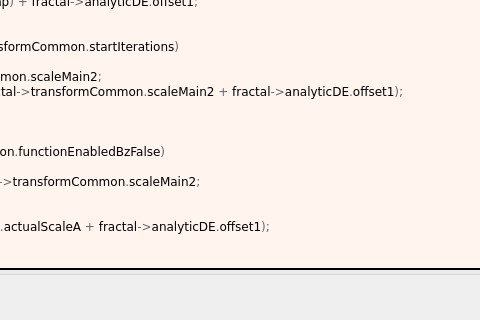
First picture: the form in mandelbulber2/formula/ui/transf_scale_vary_v212.ui, repository buddhi1980/mandelbulber2, before the edit; both pictures show x 200 to 680 and y 743 to 1063 of the 963 by 1215 pixel window.
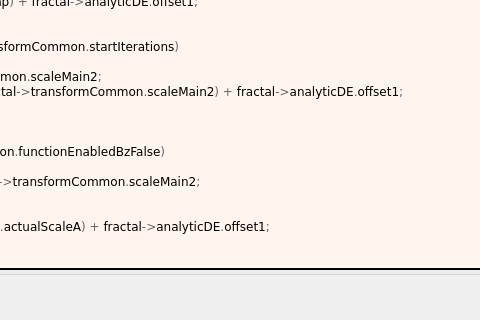
Second picture: the form after the edit. Custom widgets are drawn as their Qt base class.

The edit to the form file:
```diff
--- a/mandelbulber2/formula/ui/transf_scale_vary_v212.ui
+++ b/mandelbulber2/formula/ui/transf_scale_vary_v212.ui
@@ -404,7 +404,7 @@
         </property>
         <property name="text">
          <string notr="true">&lt;body style=&quot;background-color:#fff5ee&quot;&gt;
-&lt;pre style=&quot;color:#000000; background-color:#fff5ee;  font-family:'Courier New',monospace;&quot;&gt;&lt;span style=&quot;color:#2e8b57; font-weight:bold&quot;&gt;void&lt;/span&gt; &lt;span style=&quot;color:#00008f&quot;&gt;TransfScaleVaryV212Iteration&lt;/span&gt;&lt;span style=&quot;color:#676767&quot;&gt;(&lt;/span&gt;
+&lt;pre style=&quot;color:#000000; background-color:#fff5ee;  font-family:&#039;Courier New&#039;,monospace;&quot;&gt;&lt;span style=&quot;color:#2e8b57; font-weight:bold&quot;&gt;void&lt;/span&gt; &lt;span style=&quot;color:#00008f&quot;&gt;TransfScaleVaryV212Iteration&lt;/span&gt;&lt;span style=&quot;color:#676767&quot;&gt;(&lt;/span&gt;
   CVector4 &lt;span style=&quot;color:#676767&quot;&gt;&amp;amp;&lt;/span&gt;z&lt;span style=&quot;color:#676767&quot;&gt;,&lt;/span&gt; &lt;span style=&quot;color:#2e8b57; font-weight:bold&quot;&gt;const&lt;/span&gt; sFractal &lt;span style=&quot;color:#676767&quot;&gt;*&lt;/span&gt;fractal&lt;span style=&quot;color:#676767&quot;&gt;,&lt;/span&gt; sExtendedAux &lt;span style=&quot;color:#676767&quot;&gt;&amp;amp;&lt;/span&gt;aux&lt;span style=&quot;color:#676767&quot;&gt;)&lt;/span&gt;
 &lt;span style=&quot;color:#676767&quot;&gt;{&lt;/span&gt;
   &lt;span style=&quot;color:#2e8b57; font-weight:bold&quot;&gt;if&lt;/span&gt; &lt;span style=&quot;color:#676767&quot;&gt;(&lt;/span&gt;aux&lt;span style=&quot;color:#676767&quot;&gt;.&lt;/span&gt;i &lt;span style=&quot;color:#676767&quot;&gt;&amp;gt;=&lt;/span&gt; fractal&lt;span style=&quot;color:#676767&quot;&gt;-&amp;gt;&lt;/span&gt;transformCommon&lt;span style=&quot;color:#676767&quot;&gt;.&lt;/span&gt;startIterations
@@ -432,7 +432,7 @@
   &lt;span style=&quot;color:#2e8b57; font-weight:bold&quot;&gt;else if&lt;/span&gt; &lt;span style=&quot;color:#676767&quot;&gt;(&lt;/span&gt;aux&lt;span style=&quot;color:#676767&quot;&gt;.&lt;/span&gt;i &lt;span style=&quot;color:#676767&quot;&gt;&amp;lt;&lt;/span&gt; fractal&lt;span style=&quot;color:#676767&quot;&gt;-&amp;gt;&lt;/span&gt;transformCommon&lt;span style=&quot;color:#676767&quot;&gt;.&lt;/span&gt;startIterations&lt;span style=&quot;color:#676767&quot;&gt;)&lt;/span&gt;
   &lt;span style=&quot;color:#676767&quot;&gt;{&lt;/span&gt;
     z &lt;span style=&quot;color:#676767&quot;&gt;*=&lt;/span&gt; fractal&lt;span style=&quot;color:#676767&quot;&gt;-&amp;gt;&lt;/span&gt;transformCommon&lt;span style=&quot;color:#676767&quot;&gt;.&lt;/span&gt;scaleMain2&lt;span style=&quot;color:#676767&quot;&gt;;&lt;/span&gt;
-    aux&lt;span style=&quot;color:#676767&quot;&gt;.&lt;/span&gt;DE &lt;span style=&quot;color:#676767&quot;&gt;=&lt;/span&gt; aux&lt;span style=&quot;color:#676767&quot;&gt;.&lt;/span&gt;DE &lt;span style=&quot;color:#676767&quot;&gt;*&lt;/span&gt; &lt;span style=&quot;color:#00008f&quot;&gt;fabs&lt;/span&gt;&lt;span style=&quot;color:#676767&quot;&gt;(&lt;/span&gt;fractal&lt;span style=&quot;color:#676767&quot;&gt;-&amp;gt;&lt;/span&gt;transformCommon&lt;span style=&quot;color:#676767&quot;&gt;.&lt;/span&gt;scaleMain2 &lt;span style=&quot;color:#676767&quot;&gt;+&lt;/span&gt; fractal&lt;span style=&quot;color:#676767&quot;&gt;-&amp;gt;&lt;/span&gt;analyticDE&lt;span style=&quot;color:#676767&quot;&gt;.&lt;/span&gt;offset1&lt;span style=&quot;color:#676767&quot;&gt;);&lt;/span&gt;
+    aux&lt;span style=&quot;color:#676767&quot;&gt;.&lt;/span&gt;DE &lt;span style=&quot;color:#676767&quot;&gt;=&lt;/span&gt; aux&lt;span style=&quot;color:#676767&quot;&gt;.&lt;/span&gt;DE &lt;span style=&quot;color:#676767&quot;&gt;*&lt;/span&gt; &lt;span style=&quot;color:#00008f&quot;&gt;fabs&lt;/span&gt;&lt;span style=&quot;color:#676767&quot;&gt;(&lt;/span&gt;fractal&lt;span style=&quot;color:#676767&quot;&gt;-&amp;gt;&lt;/span&gt;transformCommon&lt;span style=&quot;color:#676767&quot;&gt;.&lt;/span&gt;scaleMain2&lt;span style=&quot;color:#676767&quot;&gt;) +&lt;/span&gt; fractal&lt;span style=&quot;color:#676767&quot;&gt;-&amp;gt;&lt;/span&gt;analyticDE&lt;span style=&quot;color:#676767&quot;&gt;.&lt;/span&gt;offset1&lt;span style=&quot;color:#676767&quot;&gt;;&lt;/span&gt;
   &lt;span style=&quot;color:#676767&quot;&gt;}&lt;/span&gt;
   &lt;span style=&quot;color:#2e8b57; font-weight:bold&quot;&gt;else&lt;/span&gt;
   &lt;span style=&quot;color:#676767&quot;&gt;{&lt;/span&gt;
@@ -441,7 +441,7 @@
       aux&lt;span style=&quot;color:#676767&quot;&gt;.&lt;/span&gt;actualScaleA &lt;span style=&quot;color:#676767&quot;&gt;=&lt;/span&gt; fractal&lt;span style=&quot;color:#676767&quot;&gt;-&amp;gt;&lt;/span&gt;transformCommon&lt;span style=&quot;color:#676767&quot;&gt;.&lt;/span&gt;scaleMain2&lt;span style=&quot;color:#676767&quot;&gt;;&lt;/span&gt;
     &lt;span style=&quot;color:#676767&quot;&gt;}&lt;/span&gt;
     z &lt;span style=&quot;color:#676767&quot;&gt;*=&lt;/span&gt; aux&lt;span style=&quot;color:#676767&quot;&gt;.&lt;/span&gt;actualScaleA&lt;span style=&quot;color:#676767&quot;&gt;;&lt;/span&gt;
-    aux&lt;span style=&quot;color:#676767&quot;&gt;.&lt;/span&gt;DE &lt;span style=&quot;color:#676767&quot;&gt;=&lt;/span&gt; aux&lt;span style=&quot;color:#676767&quot;&gt;.&lt;/span&gt;DE &lt;span style=&quot;color:#676767&quot;&gt;*&lt;/span&gt; &lt;span style=&quot;color:#00008f&quot;&gt;fabs&lt;/span&gt;&lt;span style=&quot;color:#676767&quot;&gt;(&lt;/span&gt;aux&lt;span style=&quot;color:#676767&quot;&gt;.&lt;/span&gt;actualScaleA &lt;span style=&quot;color:#676767&quot;&gt;+&lt;/span&gt; fractal&lt;span style=&quot;color:#676767&quot;&gt;-&amp;gt;&lt;/span&gt;analyticDE&lt;span style=&quot;color:#676767&quot;&gt;.&lt;/span&gt;offset1&lt;span style=&quot;color:#676767&quot;&gt;);&lt;/span&gt;
+    aux&lt;span style=&quot;color:#676767&quot;&gt;.&lt;/span&gt;DE &lt;span style=&quot;color:#676767&quot;&gt;=&lt;/span&gt; aux&lt;span style=&quot;color:#676767&quot;&gt;.&lt;/span&gt;DE &lt;span style=&quot;color:#676767&quot;&gt;*&lt;/span&gt; &lt;span style=&quot;color:#00008f&quot;&gt;fabs&lt;/span&gt;&lt;span style=&quot;color:#676767&quot;&gt;(&lt;/span&gt;aux&lt;span style=&quot;color:#676767&quot;&gt;.&lt;/span&gt;actualScaleA&lt;span style=&quot;color:#676767&quot;&gt;) +&lt;/span&gt; fractal&lt;span style=&quot;color:#676767&quot;&gt;-&amp;gt;&lt;/span&gt;analyticDE&lt;span style=&quot;color:#676767&quot;&gt;.&lt;/span&gt;offset1&lt;span style=&quot;color:#676767&quot;&gt;;&lt;/span&gt;
   &lt;span style=&quot;color:#676767&quot;&gt;}&lt;/span&gt;
 &lt;span style=&quot;color:#676767&quot;&gt;}&lt;/span&gt;
 &lt;/pre&gt;
```
Left out of the diff: 4 changed lines with no effect on the pictures.
